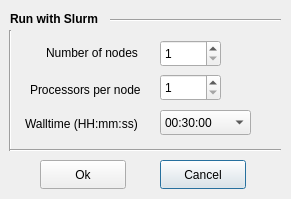
First picture: the form in GUI/runSlurm/runslurmdialog.ui, repository IFMlab/ChemFlow, before the edit.
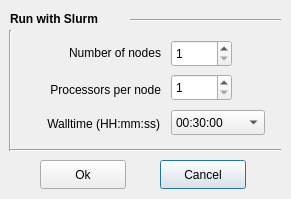
Second picture: the form after the edit.

Patch:
```diff
--- a/GUI/runSlurm/runslurmdialog.ui
+++ b/GUI/runSlurm/runslurmdialog.ui
@@ -26,22 +26,6 @@
     <enum>Qt::Vertical</enum>
    </property>
   </widget>
-  <widget class="QSpinBox" name="spinBox_nodes">
-   <property name="geometry">
-    <rect>
-     <x>160</x>
-     <y>40</y>
-     <width>61</width>
-     <height>27</height>
-    </rect>
-   </property>
-   <property name="minimum">
-    <number>1</number>
-   </property>
-   <property name="maximum">
-    <number>10000</number>
-   </property>
-  </widget>
   <widget class="QPushButton" name="pushButton_cancel">
    <property name="geometry">
     <rect>
@@ -68,25 +52,12 @@
     <string>Ok</string>
    </property>
   </widget>
-  <widget class="QLabel" name="label_3">
-   <property name="geometry">
-    <rect>
-     <x>30</x>
-     <y>80</y>
-     <width>131</width>
-     <height>20</height>
-    </rect>
-   </property>
-   <property name="text">
-    <string>Processors per node</string>
-   </property>
-  </widget>
   <widget class="QLabel" name="label">
    <property name="geometry">
     <rect>
      <x>10</x>
      <y>10</y>
-     <width>91</width>
+     <width>111</width>
      <height>17</height>
     </rect>
    </property>
@@ -100,12 +71,38 @@
     <string>Run with Slurm</string>
    </property>
   </widget>
+  <widget class="Line" name="line">
+   <property name="geometry">
+    <rect>
+     <x>130</x>
+     <y>10</y>
+     <width>151</width>
+     <height>20</height>
+    </rect>
+   </property>
+   <property name="orientation">
+    <enum>Qt::Horizontal</enum>
+   </property>
+  </widget>
+  <widget class="Line" name="line_3">
+   <property name="geometry">
+    <rect>
+     <x>10</x>
+     <y>140</y>
+     <width>271</width>
+     <height>21</height>
+    </rect>
+   </property>
+   <property name="orientation">
+    <enum>Qt::Horizontal</enum>
+   </property>
+  </widget>
   <widget class="QComboBox" name="comboBox">
    <property name="geometry">
     <rect>
-     <x>160</x>
+     <x>171</x>
      <y>110</y>
-     <width>91</width>
+     <width>94</width>
      <height>25</height>
     </rect>
    </property>
@@ -228,49 +225,42 @@
     </property>
    </item>
   </widget>
+  <widget class="QSpinBox" name="spinBox_nodes">
+   <property name="geometry">
+    <rect>
+     <x>171</x>
+     <y>40</y>
+     <width>61</width>
+     <height>27</height>
+    </rect>
+   </property>
+   <property name="minimum">
+    <number>1</number>
+   </property>
+   <property name="maximum">
+    <number>10000</number>
+   </property>
+  </widget>
   <widget class="QLabel" name="label_2">
    <property name="geometry">
     <rect>
-     <x>46</x>
+     <x>40</x>
      <y>43</y>
-     <width>101</width>
+     <width>121</width>
      <height>20</height>
     </rect>
    </property>
    <property name="text">
     <string>Number of nodes</string>
    </property>
-  </widget>
-  <widget class="Line" name="line">
-   <property name="geometry">
-    <rect>
-     <x>110</x>
-     <y>10</y>
-     <width>171</width>
-     <height>20</height>
-    </rect>
-   </property>
-   <property name="orientation">
-    <enum>Qt::Horizontal</enum>
-   </property>
-  </widget>
-  <widget class="Line" name="line_3">
-   <property name="geometry">
-    <rect>
-     <x>10</x>
-     <y>140</y>
-     <width>271</width>
-     <height>21</height>
-    </rect>
-   </property>
-   <property name="orientation">
-    <enum>Qt::Horizontal</enum>
+   <property name="alignment">
+    <set>Qt::AlignRight|Qt::AlignTrailing|Qt::AlignVCenter</set>
    </property>
   </widget>
   <widget class="QSpinBox" name="spinBox_ppn">
    <property name="geometry">
     <rect>
-     <x>160</x>
+     <x>171</x>
      <y>74</y>
      <width>61</width>
      <height>27</height>
@@ -286,14 +276,33 @@
   <widget class="QLabel" name="label_4">
    <property name="geometry">
     <rect>
-     <x>25</x>
+     <x>19</x>
      <y>110</y>
-     <width>131</width>
+     <width>141</width>
      <height>27</height>
     </rect>
    </property>
    <property name="text">
     <string>Walltime (HH:mm:ss)</string>
+   </property>
+   <property name="alignment">
+    <set>Qt::AlignRight|Qt::AlignTrailing|Qt::AlignVCenter</set>
+   </property>
+  </widget>
+  <widget class="QLabel" name="label_3">
+   <property name="geometry">
+    <rect>
+     <x>20</x>
+     <y>80</y>
+     <width>141</width>
+     <height>20</height>
+    </rect>
+   </property>
+   <property name="text">
+    <string>Processors per node</string>
+   </property>
+   <property name="alignment">
+    <set>Qt::AlignRight|Qt::AlignTrailing|Qt::AlignVCenter</set>
    </property>
   </widget>
  </widget>
```
